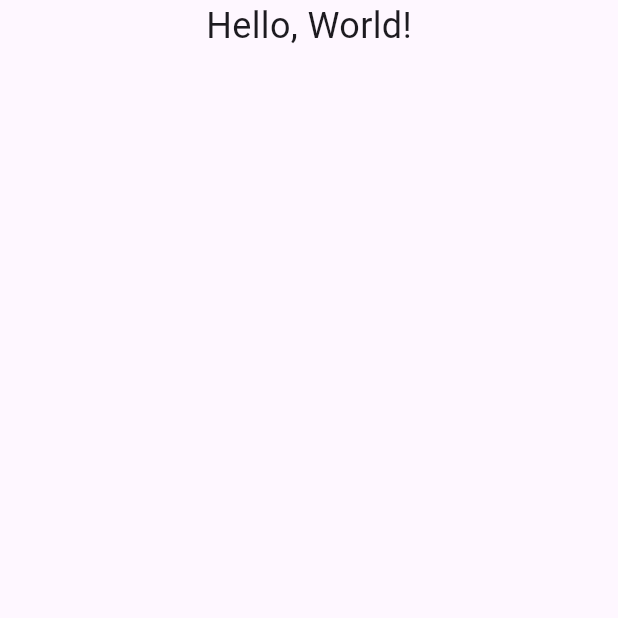
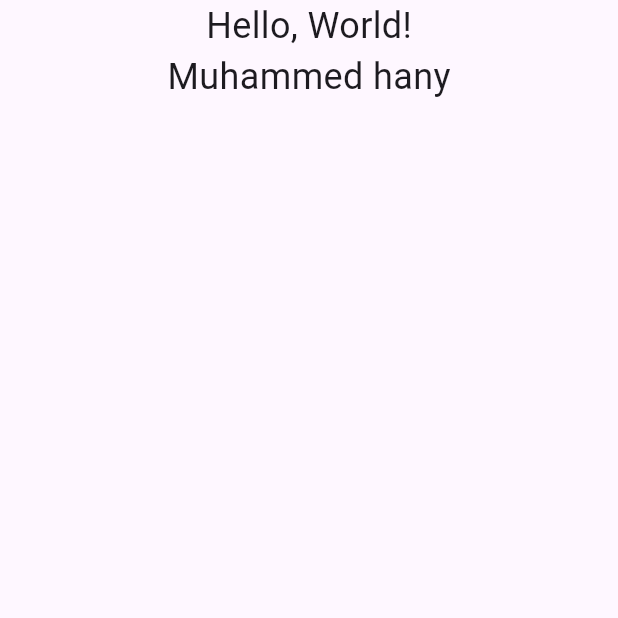
Before and after one commit to marrooov/teaming, a Flutter app: the screen it shows after launch, on a phone screen of 412 x 824 dp, the top half of it. Run offline on Flutter 3.47's test engine with Material 3 defaults, Android fonts, the phone set to English and light mode, and no system bars.

Commit message:
modifying(adding): add my name Muhammed

```diff
--- a/lib/main.dart
+++ b/lib/main.dart
@@ -13,21 +13,19 @@ class MyApp extends StatelessWidget {
     return MaterialApp(
       title: 'Flutter Demo',
 
-      theme: ThemeData(
-        primarySwatch: Colors.blue,
-      ),
+      theme: ThemeData(primarySwatch: Colors.blue),
       home: Scaffold(
         body: Column(
           children: [
             Center(
-              child: Text(
-                'Hello, World!',
-                style: TextStyle(fontSize: 24),
-              ),
+              child: Text('Hello, World!', style: TextStyle(fontSize: 24)),
+            ),
+            Center(
+              child: Text('Muhammed hany', style: TextStyle(fontSize: 24)),
             ),
           ],
         ),
       ),
     );
   }
-  }
+}
--- a/pubspec.yaml
+++ b/pubspec.yaml
@@ -19,7 +19,7 @@ publish_to: 'none' # Remove this line if you wish to publish to pub.dev
 version: 1.0.0+1
 
 environment:
-  sdk: ^3.12.1
+  sdk: ^3.9.0
 
 # Dependencies specify other packages that your package needs in order to work.
 # To automatically upgrade your package dependencies to the latest versions
```
Also changed, not shown: pubspec.lock.
